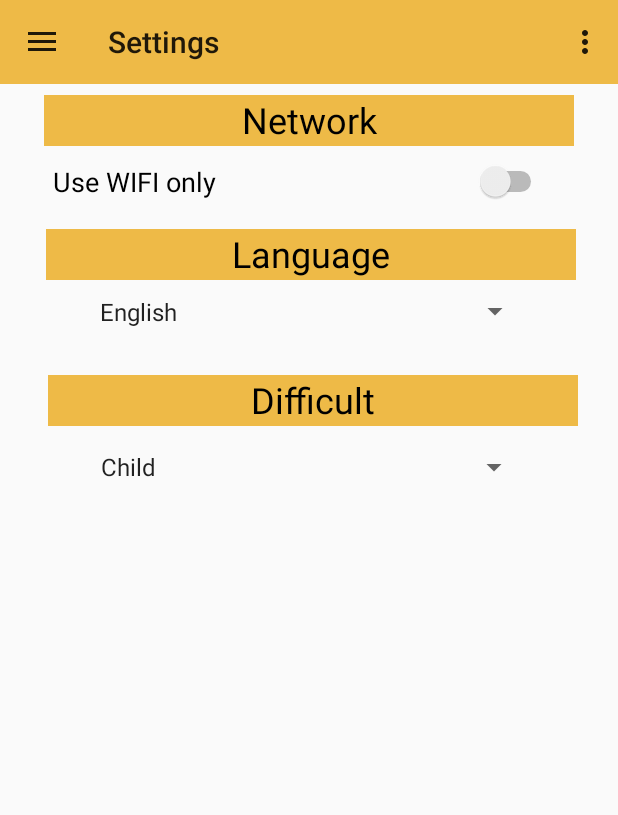
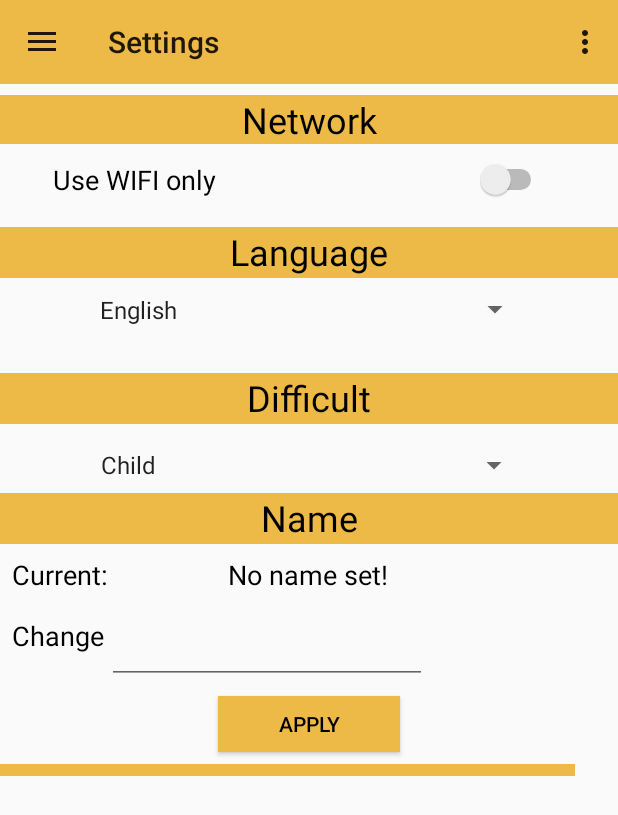
Before and after one commit to CoenB95/Essteling-App, an Android app: the fragment OptionFragment placed in its activity, on a phone screen of 412 x 824 dp. Shown: the top 815 px of the screen. Run offline under Robolectric (Android 15) with nearby library versions, the phone set to English and light mode, and no system bars; libraries missing offline, so code that uses them is left out: com.jakewharton.threetenabp; 1 statement that could not run was skipped.

Commit message:
Highscore Fix, Naam optie veranderen

```diff
--- a/app/build.gradle
+++ b/app/build.gradle
@@ -1,6 +1,14 @@
 apply plugin: 'com.android.application'
 
 android {
+    signingConfigs {
+        config {
+            keyAlias 'Essteling Key'
+            keyPassword 'EsstelingB3'
+            storeFile file('D:/school/Periode 4/Proftaak/Key/Key.jks')
+            storePassword 'B3Essteling'
+        }
+    }
     compileSdkVersion 25
     buildToolsVersion "25.0.2"
     defaultConfig {
@@ -15,6 +23,7 @@ android {
         release {
             minifyEnabled false
             proguardFiles getDefaultProguardFile('proguard-android.txt'), 'proguard-rules.pro'
+            signingConfig signingConfigs.config
         }
     }
 }
--- a/app/src/main/java/nl/l15vdef/essteling/activities_and_fragments/OptionFragment.java
+++ b/app/src/main/java/nl/l15vdef/essteling/activities_and_fragments/OptionFragment.java
@@ -13,9 +13,12 @@ import android.view.View;
 import android.view.ViewGroup;
 import android.widget.AdapterView;
 import android.widget.ArrayAdapter;
+import android.widget.Button;
 import android.widget.CompoundButton;
+import android.widget.EditText;
 import android.widget.Spinner;
 import android.widget.Switch;
+import android.widget.TextView;
 
 import java.util.Locale;
 
@@ -30,6 +33,10 @@ public class OptionFragment extends Fragment implements AdapterView.OnItemSelect
     private Spinner difSpinner;
     private Configuration config ;
 
+    private TextView currentName;
+    private EditText nameEdit;
+    private Button nameButton;
+
 
     @Nullable
     @Override
@@ -37,7 +44,25 @@ public class OptionFragment extends Fragment implements AdapterView.OnItemSelect
         View view = inflater.inflate(R.layout.activity_option_fragment, container, false);
         getActivity().setTitle(getResources().getString(R.string.settings));
         final SharedPreferences prefs = getActivity().getSharedPreferences("Var_internet_acces", MODE_PRIVATE);
+        final SharedPreferences.Editor edit = getActivity().getSharedPreferences("Var_Score_Data", MODE_PRIVATE).edit();
         final SharedPreferences prefss = getActivity().getSharedPreferences("Var_Score_Data", MODE_PRIVATE);
+
+        currentName = (TextView) view.findViewById(R.id.name_current_name);
+        currentName.setText(prefss.getString("Name" , "No name set!"));
+
+        nameEdit = (EditText) view.findViewById(R.id.name_change_name);
+        nameButton = (Button) view.findViewById(R.id.name_button_name);
+        nameButton.setOnClickListener(new View.OnClickListener() {
+            @Override
+            public void onClick(View v) {
+                String newName = nameEdit.getText().toString();
+                if(!newName.equals("")){
+                    edit.putString("Name" , newName);
+                    edit.apply();
+                    currentName.setText(prefss.getString("Name" , "No name set!"));
+                }
+            }
+        });
 
         checkWifiOnly = (Switch) view.findViewById(R.id.option_wifi_check);
 
--- a/app/src/main/java/nl/l15vdef/essteling/game/game_state/GameOverState.java
+++ b/app/src/main/java/nl/l15vdef/essteling/game/game_state/GameOverState.java
@@ -4,18 +4,15 @@ import android.app.Activity;
 import android.content.SharedPreferences;
 import android.graphics.Canvas;
 import android.graphics.Paint;
-import android.graphics.Point;
 import android.graphics.Rect;
 import android.view.MotionEvent;
 import android.view.View;
 
 import java.sql.SQLException;
 
-import nl.l15vdef.essteling.R;
 import nl.l15vdef.essteling.data.ScoreSender;
 import nl.l15vdef.essteling.game.GameStateManager;
 import nl.l15vdef.essteling.game.game_objects.BackgroundMoving;
-import nl.l15vdef.essteling.game.game_objects.StartGameButton;
 
 import static android.content.Context.MODE_PRIVATE;
 
@@ -59,6 +56,7 @@ public class GameOverState extends State{
             hightscore = prefs.getInt("HighScore" , 0);
             if(hightscore < score){
                 editor.putInt("HighScore" , score);
+                editor.apply();
                 hightscore = score;
             }
         }
--- a/app/src/main/res/layout/activity_option_fragment.xml
+++ b/app/src/main/res/layout/activity_option_fragment.xml
@@ -35,11 +35,11 @@
 
     <TextView
         android:id="@+id/textView4"
-        android:layout_width="353dp"
+        android:layout_width="0dp"
         android:layout_height="34dp"
-        android:layout_marginLeft="8dp"
-        android:layout_marginRight="8dp"
-        android:layout_marginStart="8dp"
+        android:layout_marginLeft="0dp"
+        android:layout_marginRight="0dp"
+        android:layout_marginStart="0dp"
         android:background="@color/colorPrimary"
         android:text="@string/language"
         android:textAlignment="center"
@@ -47,7 +47,7 @@
         android:textSize="24sp"
         app:layout_constraintLeft_toLeftOf="parent"
         app:layout_constraintRight_toRightOf="parent"
-        app:layout_constraintHorizontal_bias="0.533"
+        app:layout_constraintHorizontal_bias="0.866"
         android:layout_marginTop="16dp"
         app:layout_constraintTop_toBottomOf="@+id/option_wifi_check" />
 
@@ -64,10 +64,10 @@
 
     <TextView
         android:id="@+id/textView"
-        android:layout_width="353dp"
+        android:layout_width="0dp"
         android:layout_height="34dp"
-        android:layout_marginLeft="8dp"
-        android:layout_marginRight="8dp"
+        android:layout_marginLeft="0dp"
+        android:layout_marginRight="0dp"
         android:layout_marginTop="32dp"
         android:background="@color/colorPrimary"
         android:text="@string/dif"
@@ -77,15 +77,14 @@
         app:layout_constraintLeft_toLeftOf="parent"
         app:layout_constraintRight_toRightOf="parent"
         app:layout_constraintTop_toBottomOf="@+id/language_select_spin"
-        app:layout_constraintHorizontal_bias="0.555"
-        tools:layout_editor_absoluteX="14dp" />
+        app:layout_constraintHorizontal_bias="0.6" />
 
     <TextView
         android:id="@+id/textView3"
-        android:layout_width="353dp"
-        android:layout_height="34dp"
-        android:layout_marginLeft="8dp"
-        android:layout_marginRight="8dp"
+        android:layout_width="0dp"
+        android:layout_height="wrap_content"
+        android:layout_marginLeft="0dp"
+        android:layout_marginRight="0dp"
         android:layout_marginTop="7dp"
         android:background="@color/colorPrimary"
         android:text="@string/network"
@@ -94,6 +93,101 @@
         android:textSize="24sp"
         app:layout_constraintLeft_toLeftOf="parent"
         app:layout_constraintRight_toRightOf="parent"
-        app:layout_constraintTop_toTopOf="parent" />
+        app:layout_constraintTop_toTopOf="parent"
+        app:layout_constraintHorizontal_bias="0.533" />
+
+    <TextView
+        android:id="@+id/textView5"
+        android:layout_width="0dp"
+        android:layout_height="34dp"
+        android:layout_marginLeft="0dp"
+        android:layout_marginRight="0dp"
+        android:layout_marginTop="8dp"
+        android:background="@color/colorPrimary"
+        android:text="@string/name"
+        android:textAlignment="center"
+        android:textColor="@android:color/black"
+        android:textSize="24sp"
+        app:layout_constraintHorizontal_bias="0.0"
+        app:layout_constraintLeft_toLeftOf="parent"
+        app:layout_constraintRight_toRightOf="parent"
+        app:layout_constraintTop_toBottomOf="@+id/dif_select_spinner" />
+
+    <TextView
+        android:id="@+id/textView6"
+        android:layout_width="wrap_content"
+        android:layout_height="wrap_content"
+        android:layout_marginLeft="8dp"
+        android:layout_marginTop="8dp"
+        android:text="@string/current"
+        android:textColor="@android:color/black"
+        android:textSize="18sp"
+        app:layout_constraintLeft_toLeftOf="parent"
+        app:layout_constraintTop_toBottomOf="@+id/textView5" />
+
+    <TextView
+        android:id="@+id/name_current_name"
+        android:layout_width="wrap_content"
+        android:layout_height="wrap_content"
+        android:layout_marginLeft="80dp"
+        android:layout_marginTop="8dp"
+        android:text="TextView"
+        android:textColor="@android:color/black"
+        android:textSize="18sp"
+        app:layout_constraintLeft_toRightOf="@+id/textView6"
+        app:layout_constraintTop_toBottomOf="@+id/textView5" />
+
+    <TextView
+        android:id="@+id/textView8"
+        android:layout_width="wrap_content"
+        android:layout_height="wrap_content"
+        android:layout_marginLeft="8dp"
+        android:layout_marginTop="16dp"
+        android:text="@string/Change"
+        android:textColor="@android:color/black"
+        android:textSize="18sp"
+        app:layout_constraintLeft_toLeftOf="parent"
+        app:layout_constraintTop_toBottomOf="@+id/textView6" />
+
+    <EditText
+        android:id="@+id/name_change_name"
+        android:layout_width="wrap_content"
+        android:layout_height="wrap_content"
+        android:layout_marginLeft="2dp"
+        android:layout_marginTop="15dp"
+        android:ems="10"
+        android:inputType="textPersonName"
+        android:text=""
+        app:layout_constraintLeft_toRightOf="@+id/textView8"
+        app:layout_constraintTop_toBottomOf="@+id/name_current_name" />
+
+    <Button
+        android:id="@+id/name_button_name"
+        android:layout_width="121dp"
+        android:layout_height="37dp"
+        android:layout_marginLeft="8dp"
+        android:layout_marginRight="8dp"
+        android:layout_marginTop="8dp"
+        android:background="@color/colorPrimary"
+        android:text="@string/Apply"
+        android:textColor="@android:color/black"
+        app:layout_constraintLeft_toLeftOf="parent"
+        app:layout_constraintRight_toRightOf="parent"
+        app:layout_constraintTop_toBottomOf="@+id/name_change_name" />
+
+    <TextView
+        android:id="@+id/textView9"
+        android:layout_width="383dp"
+        android:layout_height="8dp"
+        android:layout_marginLeft="0dp"
+        android:layout_marginRight="0dp"
+        android:layout_marginTop="8dp"
+        android:background="@color/colorPrimary"
+        android:textAlignment="textStart"
+        app:layout_constraintHorizontal_bias="0.0"
+        app:layout_constraintLeft_toLeftOf="parent"
+        app:layout_constraintRight_toRightOf="parent"
+        app:layout_constraintTop_toBottomOf="@+id/name_button_name"
+        tools:layout_editor_absoluteX="1dp" />
 
 </android.support.constraint.ConstraintLayout>
--- a/app/src/main/res/values/colors.xml
+++ b/app/src/main/res/values/colors.xml
@@ -1,7 +1,7 @@
 <?xml version="1.0" encoding="utf-8"?>
 <resources>
     <color name="colorPrimary">#eeba47</color>
-    <color name="colorPrimaryDark">#CC9418</color>
+    <color name="colorPrimaryDark">#cc9418</color>
     <color name="colorAccent">#B3E143</color>
     <color name="colorAccent2">#b8378b</color>
 </resources>
--- a/app/src/main/res/values/strings.xml
+++ b/app/src/main/res/values/strings.xml
@@ -40,6 +40,10 @@
     <string name="dif">Difficult</string>
 
     <string name="network">Network</string>
+    <string name="name">Name</string>
+    <string name="current">Current:</string>
+    <string name="Change">Change</string>
+    <string name="Apply">Apply</string>
 
 
     <string-array name="country_arrays">
```
Also changed, not shown: 1 other file.
